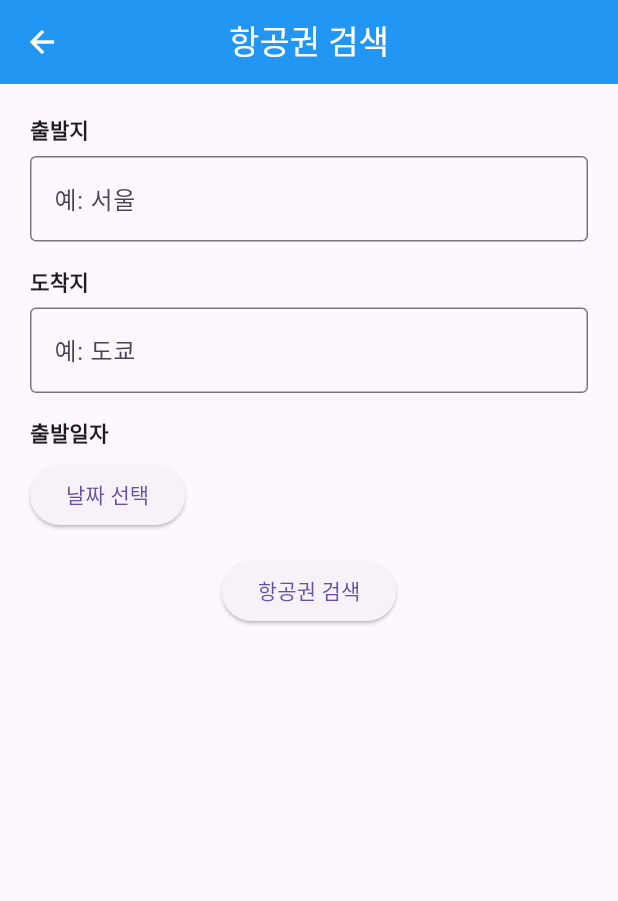
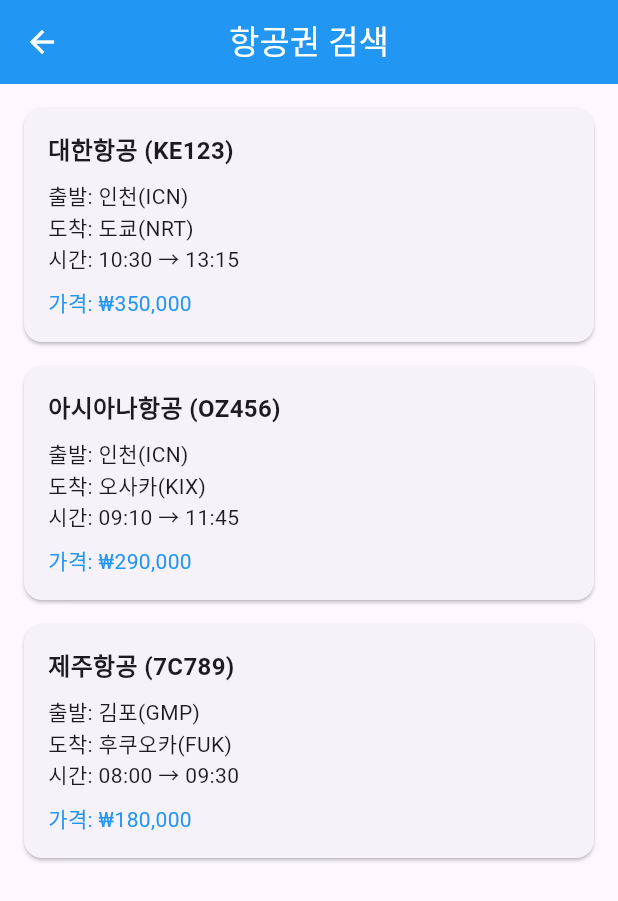
Before and after one commit to Rabbokki/mobile-app-function-impl, a Flutter app: the SearchScreen screen opened by its route, on a phone screen of 412 x 824 dp. Shown: the top 901 px of the screen. Run offline on Flutter 3.47's test engine with Material 3 defaults, Android fonts, the phone set to English and light mode, and no system bars.

Commit message:
항공권 수정중

```diff
--- a/lib/screens/flight_search/search_screen.dart
+++ b/lib/screens/flight_search/search_screen.dart
@@ -5,6 +5,33 @@
 
   @override
   Widget build(BuildContext context) {
+    final List<Map<String, String>> dummyFlights = [
+      {
+        'airline': '대한항공',
+        'flightNumber': 'KE123',
+        'departure': '인천(ICN)',
+        'arrival': '도쿄(NRT)',
+        'time': '10:30 → 13:15',
+        'price': '₩350,000'
+      },
+      {
+        'airline': '아시아나항공',
+        'flightNumber': 'OZ456',
+        'departure': '인천(ICN)',
+        'arrival': '오사카(KIX)',
+        'time': '09:10 → 11:45',
+        'price': '₩290,000'
+      },
+      {
+        'airline': '제주항공',
+        'flightNumber': '7C789',
+        'departure': '김포(GMP)',
+        'arrival': '후쿠오카(FUK)',
+        'time': '08:00 → 09:30',
+        'price': '₩180,000'
+      },
+    ];
+
     return Scaffold(
       appBar: AppBar(
         title: const Text('항공권 검색'),
@@ -12,48 +39,36 @@
         backgroundColor: Colors.blue,
         foregroundColor: Colors.white,
       ),
-      body: Padding(
-        padding: const EdgeInsets.all(20.0),
-        child: Column(
-          crossAxisAlignment: CrossAxisAlignment.start,
-          children: [
-            const Text("출발지", style: TextStyle(fontWeight: FontWeight.bold)),
-            const SizedBox(height: 8),
-            TextField(
-              decoration: InputDecoration(
-                hintText: "예: 서울",
-                border: OutlineInputBorder(),
+      body: ListView.builder(
+        itemCount: dummyFlights.length,
+        padding: const EdgeInsets.all(16),
+        itemBuilder: (context, index) {
+          final flight = dummyFlights[index];
+          return Card(
+            margin: const EdgeInsets.only(bottom: 16),
+            child: Padding(
+              padding: const EdgeInsets.all(16),
+              child: Column(
+                crossAxisAlignment: CrossAxisAlignment.start,
+                children: [
+                  Text(
+                    '${flight['airline']} (${flight['flightNumber']})',
+                    style: const TextStyle(fontSize: 16, fontWeight: FontWeight.bold),
+                  ),
+                  const SizedBox(height: 8),
+                  Text('출발: ${flight['departure']}'),
+                  Text('도착: ${flight['arrival']}'),
+                  Text('시간: ${flight['time']}'),
+                  const SizedBox(height: 8),
+                  Text(
+                    '가격: ${flight['price']}',
+                    style: const TextStyle(color: Colors.blue),
+                  ),
+                ],
               ),
             ),
-            const SizedBox(height: 16),
-            const Text("도착지", style: TextStyle(fontWeight: FontWeight.bold)),
-            const SizedBox(height: 8),
-            TextField(
-              decoration: InputDecoration(
-                hintText: "예: 도쿄",
-                border: OutlineInputBorder(),
-              ),
-            ),
-            const SizedBox(height: 16),
-            const Text("출발일자", style: TextStyle(fontWeight: FontWeight.bold)),
-            const SizedBox(height: 8),
-            ElevatedButton(
-              onPressed: () {
-                // 달력 선택 기능은 나중에 추가해도 돼요
-              },
-              child: const Text("날짜 선택"),
-            ),
-            const SizedBox(height: 16),
-            Center(
-              child: ElevatedButton(
-                onPressed: () {
-                  Navigator.pushNamed(context, '/flight/result');
-                },
-                child: const Text("항공권 검색"),
-              ),
-            )
-          ],
-        ),
+          );
+        },
       ),
     );
   }
```
